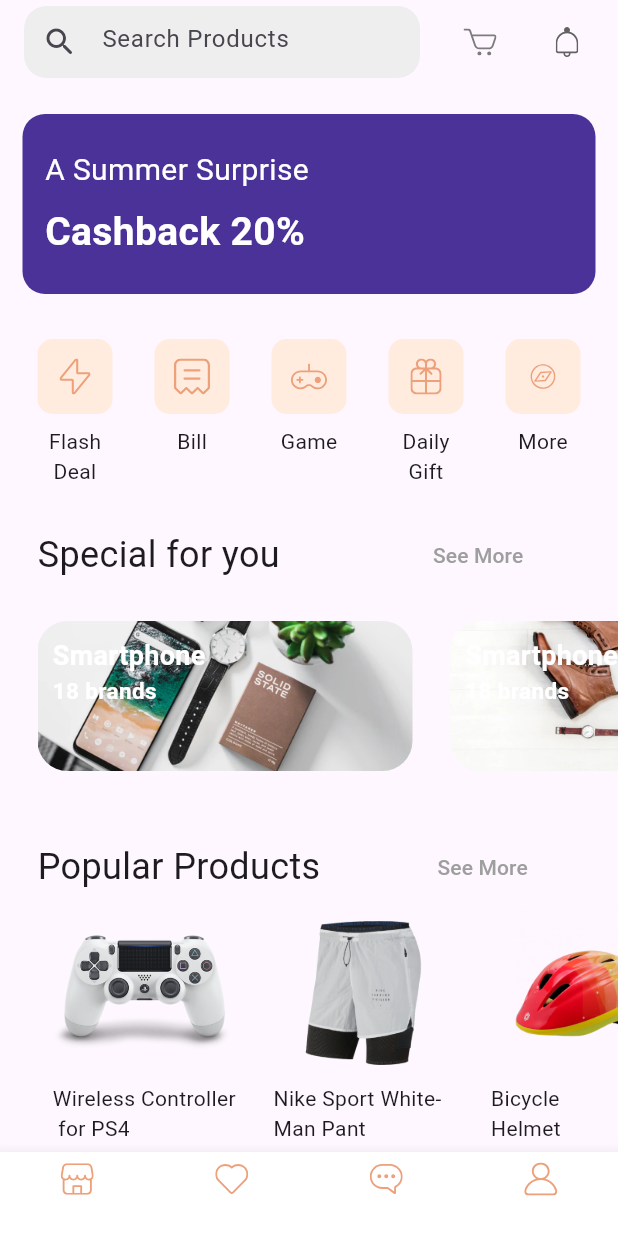
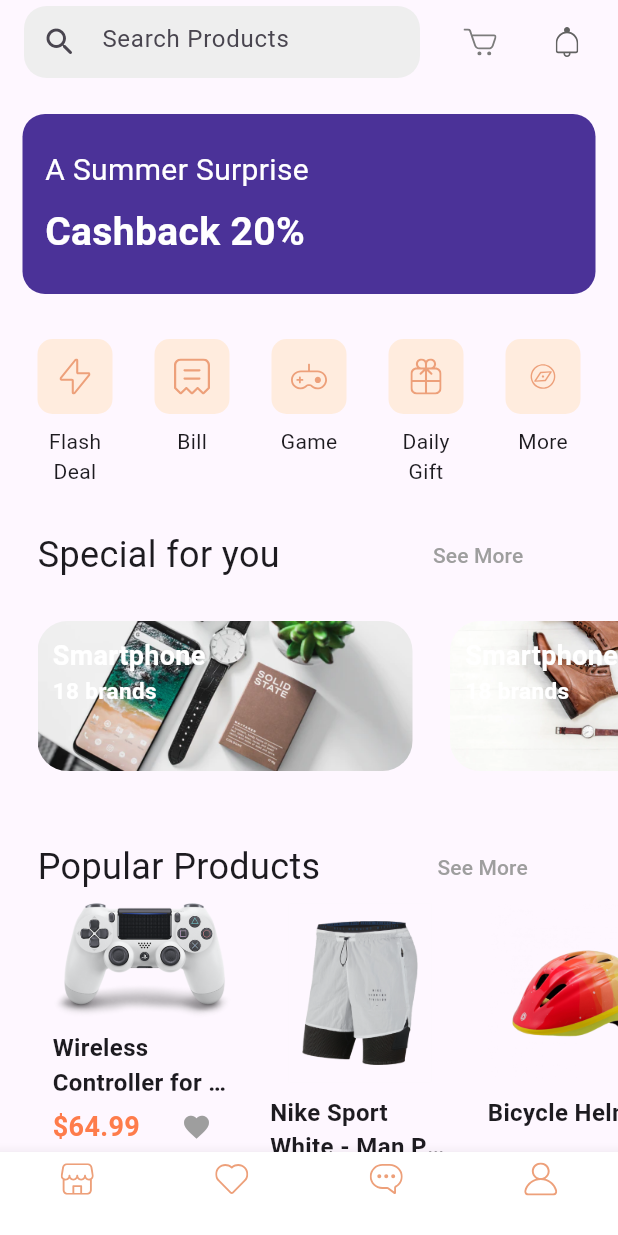
Before and after one commit to Mos3b24/e_commerce_app, a Flutter app: the mainScreen screen opened by its route, on a phone screen of 412 x 824 dp. Run offline on Flutter 3.47's test engine with Material 3 defaults, Android fonts, the phone set to English and light mode, and no system bars; our stand-ins replace flutter_svg; missing offline and left inert: hyperlink.

Commit message:
Modifications to the list view in the mainScreen file

```diff
--- a/lib/mainScreen.dart
+++ b/lib/mainScreen.dart
@@ -5,6 +5,8 @@ import 'package:hyperlink/hyperlink.dart';
 import 'package:flutter_svg/flutter_svg.dart';
 import 'package:e_commerce_app/profile.dart';
 import 'package:e_commerce_app/favorites.dart';
+import 'product_card.dart';
+import 'package:provider/provider.dart';
 
 
 void main() {
@@ -374,107 +376,24 @@ class _mainScreenState extends State<mainScreen> {
                   shrinkWrap: true,
                   scrollDirection: Axis.horizontal,
                   children: [
-                    Container(
-                      child: Column(
-                        crossAxisAlignment: CrossAxisAlignment.start,
-                        children: [
-                          Image.asset('asset/image/Image Popular Product 1.png',
-                           height: 120,
-                           width: 120,
-                          ),
-                          Text("Wireless Controller\n for PS4"),
-                          SizedBox(height: 7),
-                          Row(
-                            children: [
-                              Text("\$64.99",
-                               style: TextStyle(
-                                color: Color(0xffffe7c4b),
-                                fontWeight: FontWeight.bold,
-                                fontSize: 18,
-                               ),
-                              ),
-                              SizedBox(width: 45),
-                              SvgPicture.asset('asset/icons/Heart Icon.svg',height: 15, width: 15,)
-                            ],
-                          )
-                        ],
-                      ),
+                    ProductCard(
+                      imagePath: 'asset/image/Image Popular Product 1.png',
+                      title: 'Wireless Controller for PS4',
+                      price: '\$64.99',
                     ),
-
-                    SizedBox(width: 25),
-
-                    Container(
-                      child: Column(
-                        crossAxisAlignment: CrossAxisAlignment.start,
-                        children: [
-                          Image.asset('asset/image/Image Popular Product 2.png',
-                           height: 120,
-                           width: 120,
-                          ),
-                          Text("Nike Sport White-\nMan Pant"),
-                          SizedBox(height: 7),
-                          Row(
-                            children: [
-                              Text("\$50.5",
-                               style: TextStyle(
-                                color: Color(0xffffe7c4b),
-                                fontWeight: FontWeight.bold,
-                                fontSize: 18,
-                               ),
-                              ),
-                              SizedBox(width: 45),
-                              SvgPicture.asset('asset/icons/Heart Icon.svg',height: 15, width: 15,)
-                            ],
-                          )
-                        ],
-                      ),
+                    ProductCard(
+                      imagePath: 'asset/image/Image Popular Product 2.png',
+                      title: 'Nike Sport White - Man Pant',
+                      price: '\$50.5',
                     ),
-
-                    SizedBox(width: 25),
-
-                    Container(
-                      child: Column(
-                        crossAxisAlignment: CrossAxisAlignment.start,
-                        children: [
-
-                          Image.asset('asset/image/Image Popular Product 3.png',
-                           height: 120,
-                           width: 120,
-                          ),
-                          Text("Bicycle\nHelmet"),
-                          SizedBox(height: 7),
-                          Row(
-                            children: [
-                              Text("\$36.99",
-                               style: TextStyle(
-                                color: Color(0xffffe7c4b),
-                                fontWeight: FontWeight.bold,
-                                fontSize: 18,
-                               ),
-                              ),
-                              SizedBox(width: 45),
-                              SvgPicture.asset('asset/icons/Heart Icon.svg',height: 15, width: 15,)
-                            ],
-                          )
-                        ],
-                      ),
+                    ProductCard(
+                      imagePath: 'asset/image/Image Popular Product 3.png',
+                      title: 'Bicycle Helmet',
+                      price: '\$36.99',
                     ),
                   ],
                 ),
               )
-
-
-                        /*Container(
-                            child: Column(
-                              children: [
-                                Image.asset('asset/image/Image Popular Product 1.png'),
-                                Text("Wireless Controller for PS4"),
-                              ],
-                            ),
-                          ),*/
-
-
-
             ],
           ),
         ),
--- /dev/null
+++ b/lib/product_card.dart
@@ -0,0 +1,89 @@
+import 'package:flutter/material.dart';
+
+class ProductCard extends StatefulWidget {
+  final String imagePath;
+  final String title;
+  final String price;
+  final bool initialFavorite;
+
+  const ProductCard({
+    Key? key,
+    required this.imagePath,
+    required this.title,
+    required this.price,
+    this.initialFavorite = false,
+  }) : super(key: key);
+
+  @override
+  State<ProductCard> createState() => _ProductCardState();
+}
+
+class _ProductCardState extends State<ProductCard> {
+  late bool isFavorite;
+
+  @override
+  void initState() {
+    super.initState();
+    isFavorite = widget.initialFavorite; // initialize state from widget
+  }
+
+  @override
+  Widget build(BuildContext context) {
+    return Container(
+      width: 120,
+      height: 180,
+      margin: const EdgeInsets.only(right: 25),
+      child: Column(
+        crossAxisAlignment: CrossAxisAlignment.start,
+        children: [
+          ClipRRect(
+            borderRadius: BorderRadius.circular(15),
+            child: Image.asset(
+              widget.imagePath,
+              fit: BoxFit.cover,
+            ),
+          ),
+          const SizedBox(height: 8),
+          SizedBox(
+            height: 40,
+            child: Text(
+              widget.title,
+              maxLines: 2,
+              overflow: TextOverflow.ellipsis,
+              style: const TextStyle(
+                fontSize: 16,
+                fontWeight: FontWeight.w600,
+              ),
+            ),
+          ),
+
+          Row(
+            children: [
+              Text(
+                widget.price,
+                style: const TextStyle(
+                  color: Color(0xffffe7c4b),
+                  fontWeight: FontWeight.bold,
+                  fontSize: 18,
+                ),
+              ),
+              const Spacer(),
+              IconButton(
+                onPressed: () {
+                  setState(() {
+                    isFavorite = !isFavorite;
+                  });
+                },
+                iconSize: 20,
+                icon: Icon(
+                  Icons.favorite,
+                  color: isFavorite ? Colors.red : Colors.grey,
+                ),
+              ),
+            ],
+          ),
+        ],
+      ),
+    );
+  }
+}
--- /dev/null
+++ b/lib/test.dart
@@ -0,0 +1,84 @@
+import 'package:flutter/material.dart';
+import 'package:flutter_svg/flutter_svg.dart';
+
+class ProductCard extends StatelessWidget {
+  final String imagePath;
+  final String title;
+  final String price;
+  final bool isFavorite;
+
+  const ProductCard({
+    Key? key,
+    required this.imagePath,
+    required this.title,
+    required this.price,
+    this.isFavorite = false,
+  }) : super(key: key);
+
+  @override
+  Widget build(BuildContext context) {
+    return Container(
+      width: 120,
+      height: 180,
+      margin: const EdgeInsets.only(right: 25), // space between items
+      child: Column(
+        crossAxisAlignment: CrossAxisAlignment.start,
+        children: [
+          ClipRRect(
+            borderRadius: BorderRadius.circular(15), // rounded image corners
+            child: Image.asset(
+              imagePath,
+             //height: 120,
+              //width: 120,
+              fit: BoxFit.cover,
+            ),
+          ),
+          const SizedBox(height: 8),
+          SizedBox(
+            height: 40,
+            child: Text(
+              title,
+              maxLines: 2,
+              overflow: TextOverflow.ellipsis,
+              style: const TextStyle(
+                fontSize: 16,
+                fontWeight: FontWeight.w600,
+              ),
+            ),
+          ),
+          const SizedBox(height: 7),
+          Row(
+            children: [
+              Text(
+                price,
+                style: const TextStyle(
+                  color: Color(0xffffe7c4b),
+                  fontWeight: FontWeight.bold,
+                  fontSize: 18,
+                ),
+              ),
+              Spacer(),
+              IconButton(
+                onPressed: (){
+                  //isFavorite = !isFavorite;
+                },
+                iconSize: 18,
+                icon: isFavorite
+                ? Icon(Icons.favorite, color: Colors.red)
+                : Icon(Icons.favorite, color: Colors.grey),
+
+                ),
+              // SvgPicture.asset(
+              //   isFavorite
+              //       ? 'asset/icons/Heart Icon_2.svg' // filled heart for favorites
+              //       : 'asset/icons/Heart Icon.svg',  // normal heart
+              //   height: 18,
+              //   width: 18,
+              // ),
+            ],
+          ),
+        ],
+      ),
+    );
+  }
+}
--- a/pubspec.yaml
+++ b/pubspec.yaml
@@ -38,6 +38,8 @@ dependencies:
   hyperlink: ^0.0.5
   flutter_svg: ^2.2.0
   flutter_markdown: ^0.7.7+1
+  http: ^1.5.0
+  provider: ^6.1.5+1
 
 dev_dependencies:
   flutter_test:
```
Also changed, not shown: pubspec.lock.
